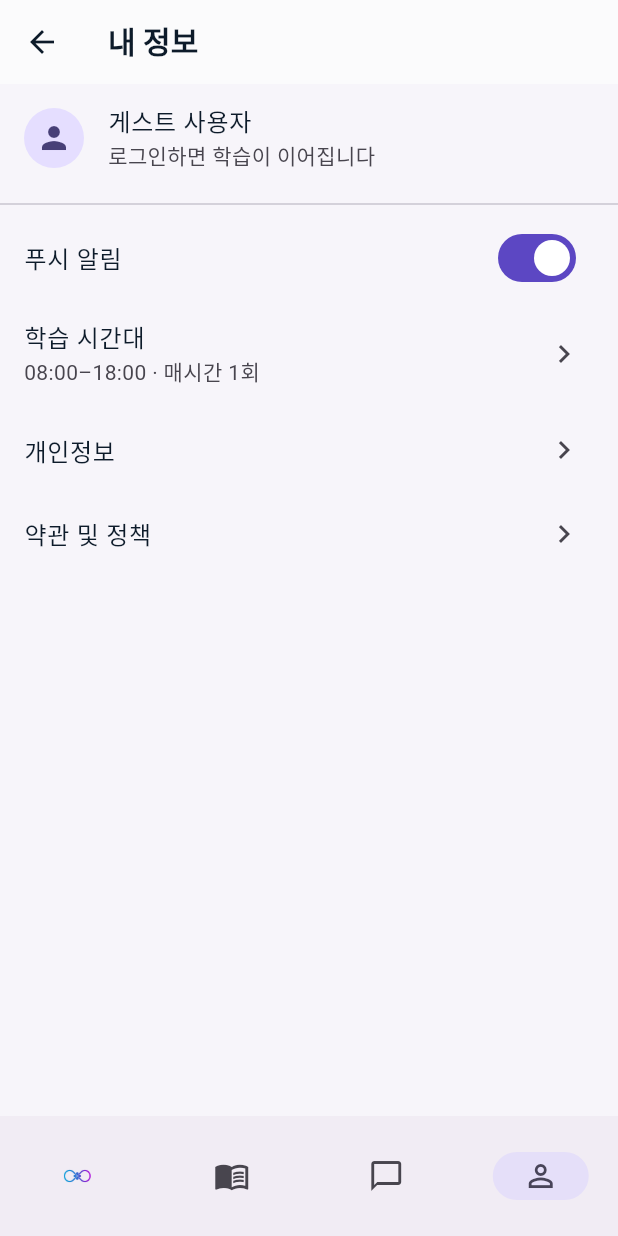
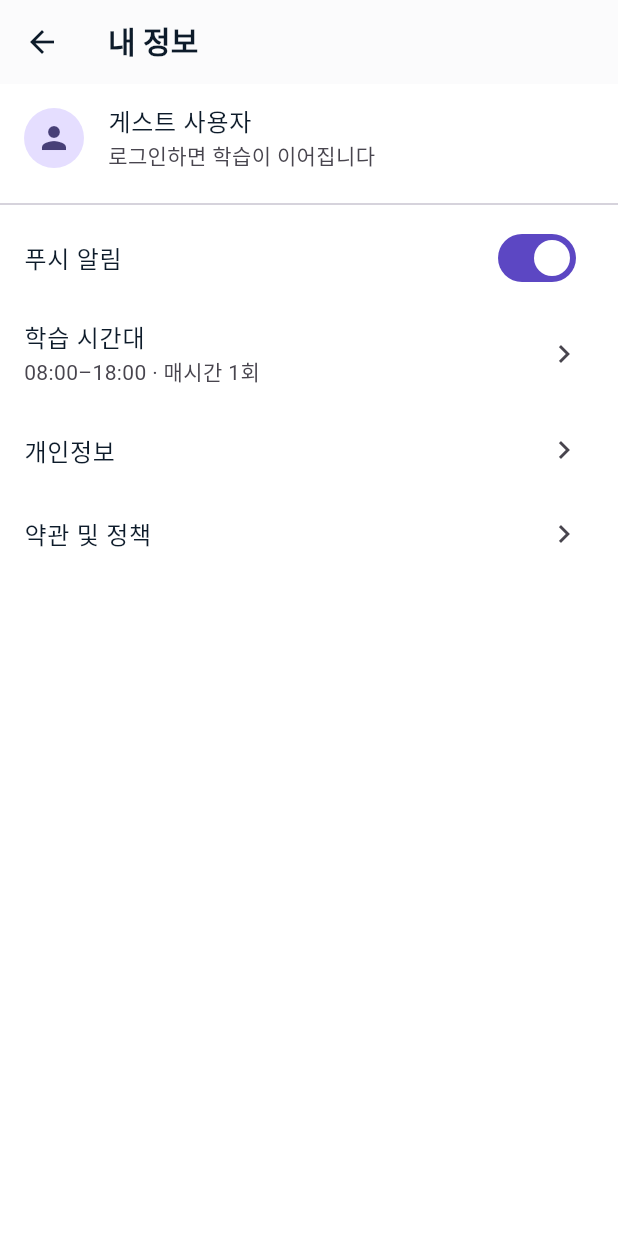
Before and after one commit to marklee929/mnemory, a Flutter app: the screen it shows after launch, after a tap on the "settings" icon, on a phone screen of 412 x 824 dp. Run offline on Flutter 3.47's test engine with Material 3 defaults, Android fonts, the phone set to English and light mode, and no system bars.

Commit message:
이전 수정내용 정리

```diff
--- a/SRC/mnemory-app/lib/app/bottom_nav.dart
+++ b/SRC/mnemory-app/lib/app/bottom_nav.dart
@@ -1,4 +1,4 @@
-import 'package:flutter/material.dart';
+import "package:flutter/material.dart";
 
 class AppShell extends StatefulWidget {
   final int index;
@@ -22,9 +22,6 @@ class _AppShellState extends State<AppShell> {
       case 2:
         Navigator.pushReplacementNamed(context, '/chat');
         break;
-      case 3:
-        Navigator.pushReplacementNamed(context, '/profile');
-        break;
     }
   }
 
@@ -35,24 +32,19 @@ class _AppShellState extends State<AppShell> {
       bottomNavigationBar: NavigationBar(
         selectedIndex: widget.index,
         onDestinationSelected: _go,
-        labelBehavior: NavigationDestinationLabelBehavior.alwaysHide,
         destinations: const [
           NavigationDestination(
-            icon: _LogoNavIcon(selected: false),
-            selectedIcon: _LogoNavIcon(selected: true),
-            label: '',
+            icon: _AppLogoIcon(size: 22),
+            selectedIcon: _AppLogoIcon(size: 24),
+            label: '메인',
           ),
           NavigationDestination(
             icon: Icon(Icons.menu_book_outlined),
-            label: '',
+            label: '학습',
           ),
           NavigationDestination(
             icon: Icon(Icons.chat_bubble_outline),
-            label: '',
-          ),
-          NavigationDestination(
-            icon: Icon(Icons.person_outline),
-            label: '',
+            label: '채팅',
           ),
         ],
       ),
@@ -60,21 +52,17 @@ class _AppShellState extends State<AppShell> {
   }
 }
 
-class _LogoNavIcon extends StatelessWidget {
-  final bool selected;
-  const _LogoNavIcon({required this.selected});
+class _AppLogoIcon extends StatelessWidget {
+  final double size;
+  const _AppLogoIcon({this.size = 22});
 
   @override
   Widget build(BuildContext context) {
-    final double size = selected ? 30 : 26;
-    return Padding(
-      padding: const EdgeInsets.symmetric(vertical: 4),
-      child: Image.asset(
-        'assets/logo-transparent.png',
-        height: size,
-        width: size,
-        fit: BoxFit.contain,
-      ),
+    return Image.asset(
+      'assets/logo-transparent.png',
+      width: size,
+      height: size,
+      fit: BoxFit.contain,
     );
   }
 }
--- a/SRC/mnemory-app/lib/app/theme.dart
+++ b/SRC/mnemory-app/lib/app/theme.dart
@@ -17,11 +17,16 @@ class AppTheme {
 
     return ThemeData(
       colorScheme: scheme,
-      scaffoldBackgroundColor: const Color(0xFFF7F5FA),
+      scaffoldBackgroundColor: Colors.white,
       appBarTheme: const AppBarTheme(
         backgroundColor: Colors.white,
         foregroundColor: _fg,
         elevation: 0.5,
+      ),
+      navigationBarTheme: const NavigationBarThemeData(
+        backgroundColor: Colors.white,
+        labelBehavior: NavigationDestinationLabelBehavior.alwaysHide,
+        height: 64,
       ),
       textTheme: const TextTheme(
         titleLarge: TextStyle(fontSize: 20, fontWeight: FontWeight.w700),
--- a/SRC/mnemory-app/lib/screens/home.dart
+++ b/SRC/mnemory-app/lib/screens/home.dart
@@ -1,10 +1,6 @@
-import 'dart:convert';
-
 import 'package:flutter/material.dart';
-import 'package:flutter/services.dart' show rootBundle;
 
 import '../app/bottom_nav.dart';
-import '../widgets/learning_card.dart';
 
 class HomeScreen extends StatefulWidget {
   const HomeScreen({super.key});
@@ -14,29 +10,38 @@ class HomeScreen extends StatefulWidget {
 }
 
 class _HomeScreenState extends State<HomeScreen> {
-  Future<List<Map<String, dynamic>>> _load() async {
-    try {
-      final text = await rootBundle.loadString('assets/mock/cards_today.json');
-      final data = jsonDecode(text)['cards'] as List<dynamic>;
-      return data.cast<Map<String, dynamic>>();
-    } catch (_) {
-      return [
-        {
-          'title': '예시 학습 카드',
-          'summary': '100–300자 요약 더미입니다. 난이도 버튼으로 간격을 조정할 수 있습니다.',
-          'bullets': ['핵심 포인트 A', '핵심 포인트 B', '핵심 포인트 C'],
-        },
-      ];
+  final TextEditingController _topicCtrl = TextEditingController();
+  String _difficulty = '보통';
+  String _period = '60';
+
+  @override
+  void dispose() {
+    _topicCtrl.dispose();
+    super.dispose();
+  }
+
+  void _start() {
+    final topic = _topicCtrl.text.trim();
+    if (topic.isEmpty) {
+      ScaffoldMessenger.of(context).showSnackBar(
+        const SnackBar(content: Text('학습 주제를 입력해 주세요')),
+      );
+      return;
     }
+    debugPrint('start topic="$topic", diff=$_difficulty, period=$_period');
+    // Navigator.pushNamed(context, '/topics');
   }
 
   @override
   Widget build(BuildContext context) {
+    final cs = Theme.of(context).colorScheme;
+
     return AppShell(
       index: 0,
       child: CustomScrollView(
         slivers: [
           SliverAppBar(
+            pinned: false,
             floating: true,
             snap: true,
             centerTitle: true,
@@ -44,12 +49,13 @@ class _HomeScreenState extends State<HomeScreen> {
               tag: 'app_logo',
               child: Image.asset(
                 'assets/logo-transparent.png',
-                height: 28,
+                height: 100,
                 fit: BoxFit.contain,
               ),
             ),
             actions: [
               IconButton(
+                tooltip: '설정',
                 onPressed: () => Navigator.pushNamed(context, '/profile'),
                 icon: const Icon(Icons.settings_outlined),
               ),
@@ -57,65 +63,183 @@ class _HomeScreenState extends State<HomeScreen> {
           ),
           SliverToBoxAdapter(
             child: Padding(
-              padding: const EdgeInsets.fromLTRB(16, 12, 16, 4),
-              child: Column(
-                crossAxisAlignment: CrossAxisAlignment.start,
+              padding: const EdgeInsets.fromLTRB(24, 16, 24, 0),
+              child: Row(
                 children: [
-                  Text(
-                    '반가워요! 주제를 고르면 요약 카드가 도착합니다.',
-                    style: Theme.of(context).textTheme.bodyMedium,
+                  Expanded(
+                    child: _PillSelector(
+                      title: '',
+                      options: const [
+                        _PillOption(value: '쉬움', label: '쉬움'),
+                        _PillOption(value: '보통', label: '보통'),
+                        _PillOption(value: '어려움', label: '어려움'),
+                      ],
+                      selected: _difficulty,
+                      onChanged: (value) => setState(() => _difficulty = value),
+                    ),
                   ),
-                  const SizedBox(height: 8),
-                  Row(
-                    children: [
-                      FilledButton(
-                        onPressed: () =>
-                            Navigator.pushNamed(context, '/topics'),
-                        child: const Text('주제 선택'),
-                      ),
-                      const SizedBox(width: 8),
-                      OutlinedButton(
-                        onPressed: () {},
-                        child: const Text('루틴 설정'),
-                      ),
-                    ],
+                  const SizedBox(width: 16),
+                  Expanded(
+                    child: _PillSelector(
+                      title: '',
+                      options: const [
+                        _PillOption(value: '30', label: '30일'),
+                        _PillOption(value: '60', label: '60일'),
+                        _PillOption(value: '90', label: '90일'),
+                      ],
+                      selected: _period,
+                      onChanged: (value) => setState(() => _period = value),
+                      alignEnd: true,
+                    ),
                   ),
                 ],
               ),
             ),
           ),
-          const SliverToBoxAdapter(child: SizedBox(height: 8)),
-          SliverToBoxAdapter(
-            child: FutureBuilder<List<Map<String, dynamic>>>(
-              future: _load(),
-              builder: (context, snapshot) {
-                if (!snapshot.hasData) {
-                  return const Center(
-                    child: Padding(
-                      padding: EdgeInsets.all(24),
-                      child: CircularProgressIndicator(),
-                    ),
-                  );
-                }
-                final cards = snapshot.data!;
-                return Column(
-                  children: cards
-                      .map(
-                        (card) => LearningCard(
-                          title: card['title'] as String,
-                          summary: card['summary'] as String,
-                          bullets:
-                              (card['bullets'] as List<dynamic>).cast<String>(),
+          SliverFillRemaining(
+            hasScrollBody: false,
+            child: Align(
+              alignment: const Alignment(0, -0.2),
+              child: Padding(
+                padding: const EdgeInsets.symmetric(horizontal: 24),
+                child: ConstrainedBox(
+                  constraints: const BoxConstraints(maxWidth: 880),
+                  child: Column(
+                    mainAxisSize: MainAxisSize.min,
+                    children: [
+                      Text(
+                        '무엇을 배우고 싶으신가요?',
+                        style: Theme.of(context).textTheme.titleLarge,
+                        textAlign: TextAlign.center,
+                      ),
+                      const SizedBox(height: 12),
+                      Image.asset(
+                        'assets/logo-transparent.png',
+                        height: 150,
+                        fit: BoxFit.contain,
+                      ),
+                      const SizedBox(height: 16),
+                      FractionallySizedBox(
+                        widthFactor: 0.7,
+                        child: Row(
+                          children: [
+                            Expanded(
+                              child: TextField(
+                                controller: _topicCtrl,
+                                onSubmitted: (_) => _start(),
+                                decoration: InputDecoration(
+                                  hintText: '예: 영어 회화, 윤리학, 거시경제…',
+                                  filled: true,
+                                  fillColor: Colors.white,
+                                  border: OutlineInputBorder(
+                                    borderRadius: BorderRadius.circular(12),
+                                  ),
+                                  contentPadding: const EdgeInsets.symmetric(
+                                    horizontal: 16,
+                                    vertical: 14,
+                                  ),
+                                ),
+                              ),
+                            ),
+                            const SizedBox(width: 8),
+                            SizedBox(
+                              height: 46,
+                              child: FilledButton(
+                                onPressed: _start,
+                                child: const Icon(Icons.arrow_forward_rounded),
+                              ),
+                            ),
+                          ],
                         ),
-                      )
-                      .toList(),
-                );
-              },
+                      ),
+                    ],
+                  ),
+                ),
+              ),
             ),
           ),
-          const SliverToBoxAdapter(child: SizedBox(height: 24)),
         ],
       ),
     );
   }
 }
+
+class _PillSelector extends StatelessWidget {
+  final String title;
+  final List<_PillOption> options;
+  final String selected;
+  final ValueChanged<String> onChanged;
+  final bool alignEnd;
+
+  const _PillSelector({
+    required this.title,
+    required this.options,
+    required this.selected,
+    required this.onChanged,
+    this.alignEnd = false,
+  });
+
+  @override
+  Widget build(BuildContext context) {
+    final children = options.map((option) {
+      final isSelected = option.value == selected;
+      return InkWell(
+        borderRadius: BorderRadius.circular(20),
+        onTap: () => onChanged(option.value),
+        child: AnimatedContainer(
+          duration: const Duration(milliseconds: 150),
+          padding: const EdgeInsets.symmetric(horizontal: 12, vertical: 7),
+          decoration: BoxDecoration(
+            borderRadius: BorderRadius.circular(20),
+            color: isSelected ? const Color(0xFFE7E0FF) : Colors.transparent,
+            border: Border.all(
+              color: isSelected
+                  ? const Color(0xFF5C47C3)
+                  : const Color(0xFFE0E0E0),
+            ),
+            boxShadow: isSelected
+                ? const [
+                    BoxShadow(
+                      color: Color(0x14000000),
+                      blurRadius: 6,
+                      offset: Offset(0, 1),
+                    ),
+                  ]
+                : null,
+          ),
+          child: Text(
+            option.label,
+            style: TextStyle(
+              fontWeight: isSelected ? FontWeight.w600 : FontWeight.w400,
+              color: isSelected
+                  ? const Color(0xFF5C47C3)
+                  : const Color(0xFF4E5968),
+            ),
+          ),
+        ),
+      );
+    }).toList();
+
+    return Column(
+      crossAxisAlignment:
+          alignEnd ? CrossAxisAlignment.end : CrossAxisAlignment.start,
+      children: [
+        Text(title, style: Theme.of(context).textTheme.bodySmall),
+        const SizedBox(height: 8),
+        Wrap(
+          alignment: alignEnd ? WrapAlignment.end : WrapAlignment.start,
+          spacing: 8,
+          runSpacing: 8,
+          children: children,
+        ),
+      ],
+    );
+  }
+}
+
+class _PillOption {
+  final String value;
+  final String label;
+
+  const _PillOption({required this.value, required this.label});
+}
--- a/SRC/mnemory-app/lib/screens/profile.dart
+++ b/SRC/mnemory-app/lib/screens/profile.dart
@@ -1,15 +1,11 @@
-import 'package:flutter/material.dart';
-
-import '../app/bottom_nav.dart';
+import "package:flutter/material.dart";
 
 class ProfileScreen extends StatelessWidget {
   const ProfileScreen({super.key});
 
   @override
   Widget build(BuildContext context) {
-    return AppShell(
-      index: 3,
-      child: Scaffold(
+    return Scaffold(
       appBar: AppBar(title: const Text('내 정보')),
       body: ListView(
         children: [
@@ -42,7 +38,6 @@ class ProfileScreen extends StatelessWidget {
           ),
         ],
       ),
-      ),
     );
   }
 }
--- a/SRC/mnemory-app/lib/screens/splash.dart
+++ b/SRC/mnemory-app/lib/screens/splash.dart
@@ -1,7 +1,4 @@
-import 'dart:convert';
-
 import 'package:flutter/material.dart';
-import 'package:flutter/services.dart' show rootBundle;
 
 class SplashScreen extends StatefulWidget {
   const SplashScreen({super.key});
@@ -11,22 +8,11 @@ class SplashScreen extends StatefulWidget {
 }
 
 class _SplashScreenState extends State<SplashScreen> {
-  Future<void> _preload() async {
-    final text = await rootBundle.loadString('assets/mock/cards_today.json');
-    jsonDecode(text);
-  }
-
   @override
   void initState() {
     super.initState();
     Future(() async {
-      final minDelay = Future.delayed(const Duration(seconds: 5));
-      try {
-        await _preload();
-      } catch (e) {
-        debugPrint('preload error: $e');
-      }
-      await minDelay;
+      await Future.delayed(const Duration(seconds: 5));
       if (mounted) {
         Navigator.of(context).pushReplacementNamed('/home');
       }
@@ -36,7 +22,7 @@ class _SplashScreenState extends State<SplashScreen> {
   @override
   Widget build(BuildContext context) {
     return const Scaffold(
-      backgroundColor: Color(0xFF0D0F14),
+      backgroundColor: Colors.white,
       body: Center(
         child: Hero(
           tag: 'app_logo',
--- a/SRC/mnemory-app/pubspec.yaml
+++ b/SRC/mnemory-app/pubspec.yaml
@@ -11,4 +11,3 @@ flutter:
   assets:
     - assets/mock/
     - assets/logo-transparent.png
-    - assets/logo.png
```
Also changed, not shown: DOC/main.png (added), 5 other files. Lines whose indentation alone changed are shown as unchanged.
